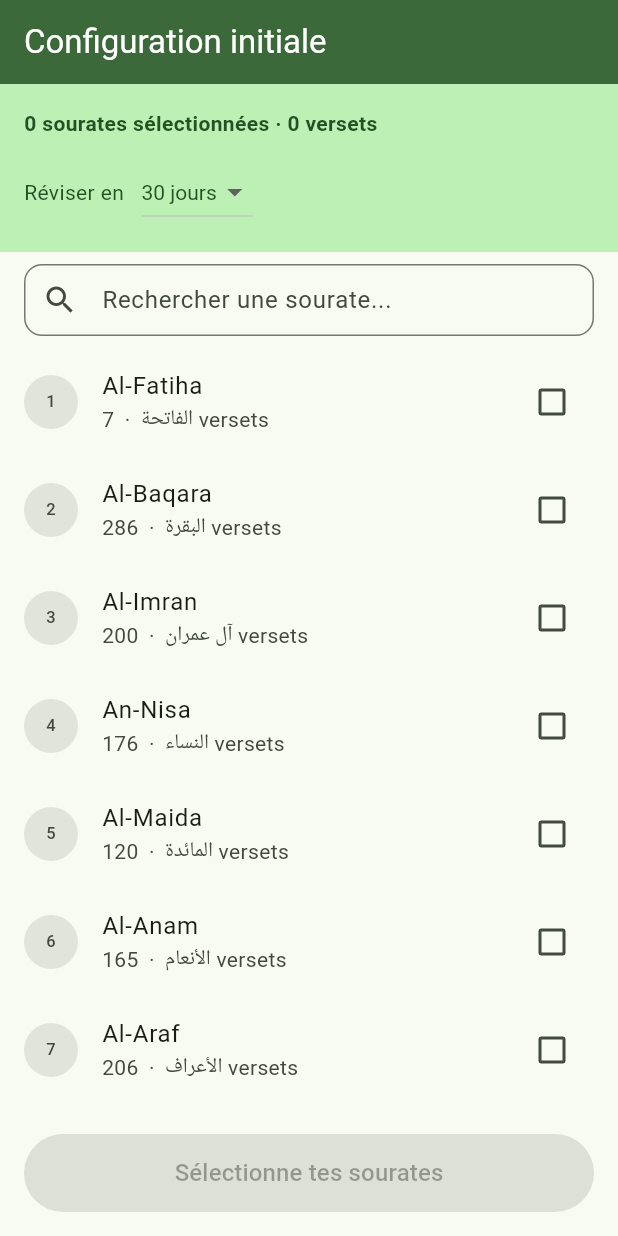
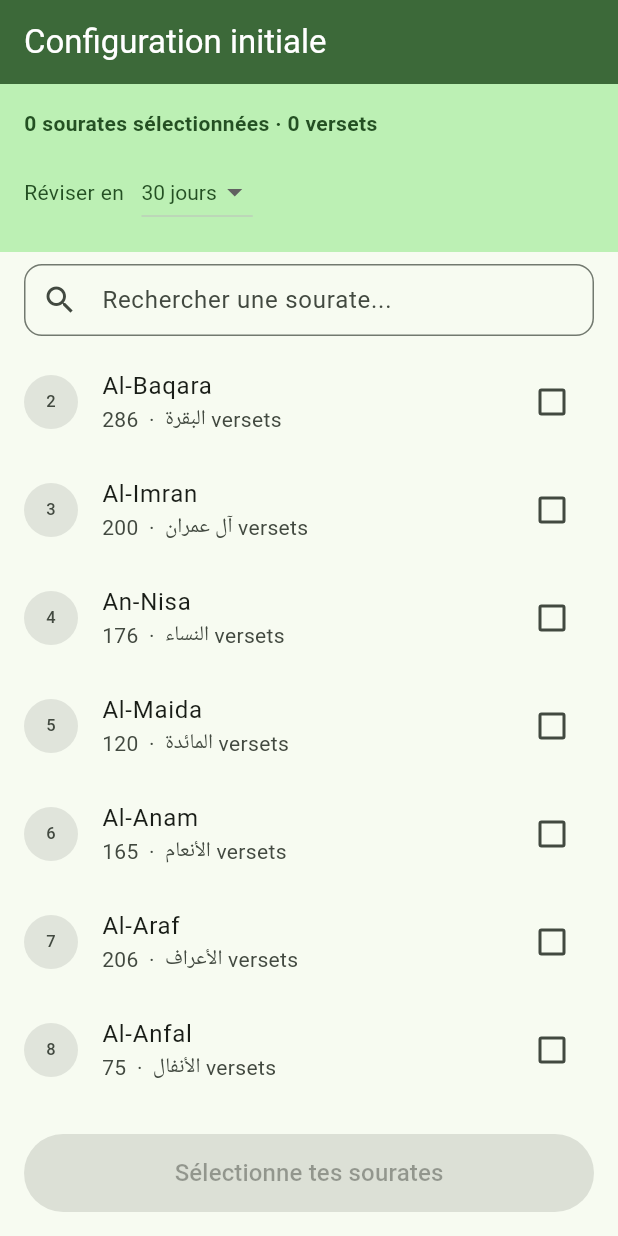
Before and after one commit to aelhirech/quran-revision, a Flutter app: the screen it shows after launch, on a phone screen of 412 x 824 dp. Run offline on Flutter 3.47's test engine with Material 3 defaults, Android fonts, the phone set to English and light mode, and no system bars; our stand-ins replace shared_preferences.

Commit message:
Fix prayer rakaa logic and improve revision unit sizing
- Exclude Al-Fatiha from revision sourates (always recited, not a revision unit)
- Add sunnah rawatib prayers (sunna fajr, dhuhr av/ap, maghrib, isha, witr)
- Only assign sourates to suratRakaas (2 for 4-rakaa fard prayers)
- Switch chunking from verse count to word count (150 words/unit)

Co-Authored-By: Claude Sonnet 4.6 <noreply@anthropic.com>

```diff
--- a/lib/core/quran_data.dart
+++ b/lib/core/quran_data.dart
@@ -1,119 +1,119 @@
 import '../models/sourate.dart';
 
-/// Liste complète des 114 sourates avec leur nombre de versets
+/// 113 sourates (Al-Fatiha exclue — récitée à chaque rakaa automatiquement)
+/// Le champ `words` est le nombre de mots arabes de chaque sourate.
 const List<Sourate> allSourates = [
-  Sourate(id: 1, nameAr: 'الفاتحة', nameFr: 'Al-Fatiha', verses: 7),
-  Sourate(id: 2, nameAr: 'البقرة', nameFr: 'Al-Baqara', verses: 286),
-  Sourate(id: 3, nameAr: 'آل عمران', nameFr: 'Al-Imran', verses: 200),
-  Sourate(id: 4, nameAr: 'النساء', nameFr: 'An-Nisa', verses: 176),
-  Sourate(id: 5, nameAr: 'المائدة', nameFr: 'Al-Maida', verses: 120),
-  Sourate(id: 6, nameAr: 'الأنعام', nameFr: 'Al-Anam', verses: 165),
-  Sourate(id: 7, nameAr: 'الأعراف', nameFr: 'Al-Araf', verses: 206),
-  Sourate(id: 8, nameAr: 'الأنفال', nameFr: 'Al-Anfal', verses: 75),
-  Sourate(id: 9, nameAr: 'التوبة', nameFr: 'At-Tawba', verses: 129),
-  Sourate(id: 10, nameAr: 'يونس', nameFr: 'Yunus', verses: 109),
-  Sourate(id: 11, nameAr: 'هود', nameFr: 'Hud', verses: 123),
-  Sourate(id: 12, nameAr: 'يوسف', nameFr: 'Yusuf', verses: 111),
-  Sourate(id: 13, nameAr: 'الرعد', nameFr: 'Ar-Rad', verses: 43),
-  Sourate(id: 14, nameAr: 'إبراهيم', nameFr: 'Ibrahim', verses: 52),
-  Sourate(id: 15, nameAr: 'الحجر', nameFr: 'Al-Hijr', verses: 99),
-  Sourate(id: 16, nameAr: 'النحل', nameFr: 'An-Nahl', verses: 128),
-  Sourate(id: 17, nameAr: 'الإسراء', nameFr: 'Al-Isra', verses: 111),
-  Sourate(id: 18, nameAr: 'الكهف', nameFr: 'Al-Kahf', verses: 110),
-  Sourate(id: 19, nameAr: 'مريم', nameFr: 'Maryam', verses: 98),
-  Sourate(id: 20, nameAr: 'طه', nameFr: 'Ta-Ha', verses: 135),
-  Sourate(id: 21, nameAr: 'الأنبياء', nameFr: 'Al-Anbiya', verses: 112),
-  Sourate(id: 22, nameAr: 'الحج', nameFr: 'Al-Hajj', verses: 78),
-  Sourate(id: 23, nameAr: 'المؤمنون', nameFr: 'Al-Muminun', verses: 118),
-  Sourate(id: 24, nameAr: 'النور', nameFr: 'An-Nur', verses: 64),
-  Sourate(id: 25, nameAr: 'الفرقان', nameFr: 'Al-Furqan', verses: 77),
-  Sourate(id: 26, nameAr: 'الشعراء', nameFr: 'Ash-Shuara', verses: 227),
-  Sourate(id: 27, nameAr: 'النمل', nameFr: 'An-Naml', verses: 93),
-  Sourate(id: 28, nameAr: 'القصص', nameFr: 'Al-Qasas', verses: 88),
-  Sourate(id: 29, nameAr: 'العنكبوت', nameFr: 'Al-Ankabut', verses: 69),
-  Sourate(id: 30, nameAr: 'الروم', nameFr: 'Ar-Rum', verses: 60),
-  Sourate(id: 31, nameAr: 'لقمان', nameFr: 'Luqman', verses: 34),
-  Sourate(id: 32, nameAr: 'السجدة', nameFr: 'As-Sajda', verses: 30),
-  Sourate(id: 33, nameAr: 'الأحزاب', nameFr: 'Al-Ahzab', verses: 73),
-  Sourate(id: 34, nameAr: 'سبأ', nameFr: 'Saba', verses: 54),
-  Sourate(id: 35, nameAr: 'فاطر', nameFr: 'Fatir', verses: 45),
-  Sourate(id: 36, nameAr: 'يس', nameFr: 'Ya-Sin', verses: 83),
-  Sourate(id: 37, nameAr: 'الصافات', nameFr: 'As-Saffat', verses: 182),
-  Sourate(id: 38, nameAr: 'ص', nameFr: 'Sad', verses: 88),
-  Sourate(id: 39, nameAr: 'الزمر', nameFr: 'Az-Zumar', verses: 75),
-  Sourate(id: 40, nameAr: 'غافر', nameFr: 'Ghafir', verses: 85),
-  Sourate(id: 41, nameAr: 'فصلت', nameFr: 'Fussilat', verses: 54),
-  Sourate(id: 42, nameAr: 'الشورى', nameFr: 'Ash-Shura', verses: 53),
-  Sourate(id: 43, nameAr: 'الزخرف', nameFr: 'Az-Zukhruf', verses: 89),
-  Sourate(id: 44, nameAr: 'الدخان', nameFr: 'Ad-Dukhan', verses: 59),
-  Sourate(id: 45, nameAr: 'الجاثية', nameFr: 'Al-Jathiya', verses: 37),
-  Sourate(id: 46, nameAr: 'الأحقاف', nameFr: 'Al-Ahqaf', verses: 35),
-  Sourate(id: 47, nameAr: 'محمد', nameFr: 'Muhammad', verses: 38),
-  Sourate(id: 48, nameAr: 'الفتح', nameFr: 'Al-Fath', verses: 29),
-  Sourate(id: 49, nameAr: 'الحجرات', nameFr: 'Al-Hujurat', verses: 18),
-  Sourate(id: 50, nameAr: 'ق', nameFr: 'Qaf', verses: 45),
-  Sourate(id: 51, nameAr: 'الذاريات', nameFr: 'Adh-Dhariyat', verses: 60),
-  Sourate(id: 52, nameAr: 'الطور', nameFr: 'At-Tur', verses: 49),
-  Sourate(id: 53, nameAr: 'النجم', nameFr: 'An-Najm', verses: 62),
-  Sourate(id: 54, nameAr: 'القمر', nameFr: 'Al-Qamar', verses: 55),
-  Sourate(id: 55, nameAr: 'الرحمن', nameFr: 'Ar-Rahman', verses: 78),
-  Sourate(id: 56, nameAr: 'الواقعة', nameFr: 'Al-Waqia', verses: 96),
-  Sourate(id: 57, nameAr: 'الحديد', nameFr: 'Al-Hadid', verses: 29),
-  Sourate(id: 58, nameAr: 'المجادلة', nameFr: 'Al-Mujadila', verses: 22),
-  Sourate(id: 59, nameAr: 'الحشر', nameFr: 'Al-Hashr', verses: 24),
-  Sourate(id: 60, nameAr: 'الممتحنة', nameFr: 'Al-Mumtahana', verses: 13),
-  Sourate(id: 61, nameAr: 'الصف', nameFr: 'As-Saf', verses: 14),
-  Sourate(id: 62, nameAr: 'الجمعة', nameFr: 'Al-Jumua', verses: 11),
-  Sourate(id: 63, nameAr: 'المنافقون', nameFr: 'Al-Munafiqun', verses: 11),
-  Sourate(id: 64, nameAr: 'التغابن', nameFr: 'At-Taghabun', verses: 18),
-  Sourate(id: 65, nameAr: 'الطلاق', nameFr: 'At-Talaq', verses: 12),
-  Sourate(id: 66, nameAr: 'التحريم', nameFr: 'At-Tahrim', verses: 12),
-  Sourate(id: 67, nameAr: 'الملك', nameFr: 'Al-Mulk', verses: 30),
-  Sourate(id: 68, nameAr: 'القلم', nameFr: 'Al-Qalam', verses: 52),
-  Sourate(id: 69, nameAr: 'الحاقة', nameFr: 'Al-Haqqa', verses: 52),
-  Sourate(id: 70, nameAr: 'المعارج', nameFr: 'Al-Maarij', verses: 44),
-  Sourate(id: 71, nameAr: 'نوح', nameFr: 'Nuh', verses: 28),
-  Sourate(id: 72, nameAr: 'الجن', nameFr: 'Al-Jinn', verses: 28),
-  Sourate(id: 73, nameAr: 'المزمل', nameFr: 'Al-Muzzammil', verses: 20),
-  Sourate(id: 74, nameAr: 'المدثر', nameFr: 'Al-Muddaththir', verses: 56),
-  Sourate(id: 75, nameAr: 'القيامة', nameFr: 'Al-Qiyama', verses: 40),
-  Sourate(id: 76, nameAr: 'الإنسان', nameFr: 'Al-Insan', verses: 31),
-  Sourate(id: 77, nameAr: 'المرسلات', nameFr: 'Al-Mursalat', verses: 50),
-  Sourate(id: 78, nameAr: 'النبأ', nameFr: 'An-Naba', verses: 40),
-  Sourate(id: 79, nameAr: 'النازعات', nameFr: 'An-Naziat', verses: 46),
-  Sourate(id: 80, nameAr: 'عبس', nameFr: 'Abasa', verses: 42),
-  Sourate(id: 81, nameAr: 'التكوير', nameFr: 'At-Takwir', verses: 29),
-  Sourate(id: 82, nameAr: 'الانفطار', nameFr: 'Al-Infitar', verses: 19),
-  Sourate(id: 83, nameAr: 'المطففين', nameFr: 'Al-Mutaffifin', verses: 36),
-  Sourate(id: 84, nameAr: 'الانشقاق', nameFr: 'Al-Inshiqaq', verses: 25),
-  Sourate(id: 85, nameAr: 'البروج', nameFr: 'Al-Buruj', verses: 22),
-  Sourate(id: 86, nameAr: 'الطارق', nameFr: 'At-Tariq', verses: 17),
-  Sourate(id: 87, nameAr: 'الأعلى', nameFr: 'Al-Ala', verses: 19),
-  Sourate(id: 88, nameAr: 'الغاشية', nameFr: 'Al-Ghashiya', verses: 26),
-  Sourate(id: 89, nameAr: 'الفجر', nameFr: 'Al-Fajr', verses: 30),
-  Sourate(id: 90, nameAr: 'البلد', nameFr: 'Al-Balad', verses: 20),
-  Sourate(id: 91, nameAr: 'الشمس', nameFr: 'Ash-Shams', verses: 15),
-  Sourate(id: 92, nameAr: 'الليل', nameFr: 'Al-Layl', verses: 21),
-  Sourate(id: 93, nameAr: 'الضحى', nameFr: 'Ad-Duha', verses: 11),
-  Sourate(id: 94, nameAr: 'الشرح', nameFr: 'Ash-Sharh', verses: 8),
-  Sourate(id: 95, nameAr: 'التين', nameFr: 'At-Tin', verses: 8),
-  Sourate(id: 96, nameAr: 'العلق', nameFr: 'Al-Alaq', verses: 19),
-  Sourate(id: 97, nameAr: 'القدر', nameFr: 'Al-Qadr', verses: 5),
-  Sourate(id: 98, nameAr: 'البينة', nameFr: 'Al-Bayyina', verses: 8),
-  Sourate(id: 99, nameAr: 'الزلزلة', nameFr: 'Az-Zalzala', verses: 8),
-  Sourate(id: 100, nameAr: 'العاديات', nameFr: 'Al-Adiyat', verses: 11),
-  Sourate(id: 101, nameAr: 'القارعة', nameFr: 'Al-Qaria', verses: 11),
-  Sourate(id: 102, nameAr: 'التكاثر', nameFr: 'At-Takathur', verses: 8),
-  Sourate(id: 103, nameAr: 'العصر', nameFr: 'Al-Asr', verses: 3),
-  Sourate(id: 104, nameAr: 'الهمزة', nameFr: 'Al-Humaza', verses: 9),
-  Sourate(id: 105, nameAr: 'الفيل', nameFr: 'Al-Fil', verses: 5),
-  Sourate(id: 106, nameAr: 'قريش', nameFr: 'Quraysh', verses: 4),
-  Sourate(id: 107, nameAr: 'الماعون', nameFr: 'Al-Maun', verses: 7),
-  Sourate(id: 108, nameAr: 'الكوثر', nameFr: 'Al-Kawthar', verses: 3),
-  Sourate(id: 109, nameAr: 'الكافرون', nameFr: 'Al-Kafirun', verses: 6),
-  Sourate(id: 110, nameAr: 'النصر', nameFr: 'An-Nasr', verses: 3),
-  Sourate(id: 111, nameAr: 'المسد', nameFr: 'Al-Masad', verses: 5),
-  Sourate(id: 112, nameAr: 'الإخلاص', nameFr: 'Al-Ikhlas', verses: 4),
-  Sourate(id: 113, nameAr: 'الفلق', nameFr: 'Al-Falaq', verses: 5),
-  Sourate(id: 114, nameAr: 'الناس', nameFr: 'An-Nas', verses: 6),
+  Sourate(id: 2,   nameAr: 'البقرة',        nameFr: 'Al-Baqara',     verses: 286, words: 6144),
+  Sourate(id: 3,   nameAr: 'آل عمران',      nameFr: 'Al-Imran',      verses: 200, words: 3503),
+  Sourate(id: 4,   nameAr: 'النساء',        nameFr: 'An-Nisa',       verses: 176, words: 3745),
+  Sourate(id: 5,   nameAr: 'المائدة',       nameFr: 'Al-Maida',      verses: 120, words: 2837),
+  Sourate(id: 6,   nameAr: 'الأنعام',       nameFr: 'Al-Anam',       verses: 165, words: 3055),
+  Sourate(id: 7,   nameAr: 'الأعراف',       nameFr: 'Al-Araf',       verses: 206, words: 3344),
+  Sourate(id: 8,   nameAr: 'الأنفال',       nameFr: 'Al-Anfal',      verses: 75,  words: 1242),
+  Sourate(id: 9,   nameAr: 'التوبة',        nameFr: 'At-Tawba',      verses: 129, words: 2506),
+  Sourate(id: 10,  nameAr: 'يونس',          nameFr: 'Yunus',         verses: 109, words: 1839),
+  Sourate(id: 11,  nameAr: 'هود',           nameFr: 'Hud',           verses: 123, words: 1946),
+  Sourate(id: 12,  nameAr: 'يوسف',          nameFr: 'Yusuf',         verses: 111, words: 1795),
+  Sourate(id: 13,  nameAr: 'الرعد',         nameFr: 'Ar-Rad',        verses: 43,  words: 854),
+  Sourate(id: 14,  nameAr: 'إبراهيم',       nameFr: 'Ibrahim',       verses: 52,  words: 831),
+  Sourate(id: 15,  nameAr: 'الحجر',         nameFr: 'Al-Hijr',       verses: 99,  words: 654),
+  Sourate(id: 16,  nameAr: 'النحل',         nameFr: 'An-Nahl',       verses: 128, words: 1841),
+  Sourate(id: 17,  nameAr: 'الإسراء',       nameFr: 'Al-Isra',       verses: 111, words: 1555),
+  Sourate(id: 18,  nameAr: 'الكهف',         nameFr: 'Al-Kahf',       verses: 110, words: 1584),
+  Sourate(id: 19,  nameAr: 'مريم',          nameFr: 'Maryam',        verses: 98,  words: 972),
+  Sourate(id: 20,  nameAr: 'طه',            nameFr: 'Ta-Ha',         verses: 135, words: 1353),
+  Sourate(id: 21,  nameAr: 'الأنبياء',      nameFr: 'Al-Anbiya',     verses: 112, words: 1183),
+  Sourate(id: 22,  nameAr: 'الحج',          nameFr: 'Al-Hajj',       verses: 78,  words: 1282),
+  Sourate(id: 23,  nameAr: 'المؤمنون',      nameFr: 'Al-Muminun',    verses: 118, words: 1054),
+  Sourate(id: 24,  nameAr: 'النور',         nameFr: 'An-Nur',        verses: 64,  words: 1316),
+  Sourate(id: 25,  nameAr: 'الفرقان',       nameFr: 'Al-Furqan',     verses: 77,  words: 896),
+  Sourate(id: 26,  nameAr: 'الشعراء',       nameFr: 'Ash-Shuara',    verses: 227, words: 1322),
+  Sourate(id: 27,  nameAr: 'النمل',         nameFr: 'An-Naml',       verses: 93,  words: 1163),
+  Sourate(id: 28,  nameAr: 'القصص',         nameFr: 'Al-Qasas',      verses: 88,  words: 1441),
+  Sourate(id: 29,  nameAr: 'العنكبوت',      nameFr: 'Al-Ankabut',    verses: 69,  words: 978),
+  Sourate(id: 30,  nameAr: 'الروم',         nameFr: 'Ar-Rum',        verses: 60,  words: 817),
+  Sourate(id: 31,  nameAr: 'لقمان',         nameFr: 'Luqman',        verses: 34,  words: 548),
+  Sourate(id: 32,  nameAr: 'السجدة',        nameFr: 'As-Sajda',      verses: 30,  words: 374),
+  Sourate(id: 33,  nameAr: 'الأحزاب',       nameFr: 'Al-Ahzab',      verses: 73,  words: 1303),
+  Sourate(id: 34,  nameAr: 'سبأ',           nameFr: 'Saba',          verses: 54,  words: 883),
+  Sourate(id: 35,  nameAr: 'فاطر',          nameFr: 'Fatir',         verses: 45,  words: 779),
+  Sourate(id: 36,  nameAr: 'يس',            nameFr: 'Ya-Sin',        verses: 83,  words: 729),
+  Sourate(id: 37,  nameAr: 'الصافات',       nameFr: 'As-Saffat',     verses: 182, words: 865),
+  Sourate(id: 38,  nameAr: 'ص',             nameFr: 'Sad',           verses: 88,  words: 735),
+  Sourate(id: 39,  nameAr: 'الزمر',         nameFr: 'Az-Zumar',      verses: 75,  words: 1178),
+  Sourate(id: 40,  nameAr: 'غافر',          nameFr: 'Ghafir',        verses: 85,  words: 1228),
+  Sourate(id: 41,  nameAr: 'فصلت',          nameFr: 'Fussilat',      verses: 54,  words: 795),
+  Sourate(id: 42,  nameAr: 'الشورى',        nameFr: 'Ash-Shura',     verses: 53,  words: 860),
+  Sourate(id: 43,  nameAr: 'الزخرف',        nameFr: 'Az-Zukhruf',    verses: 89,  words: 836),
+  Sourate(id: 44,  nameAr: 'الدخان',        nameFr: 'Ad-Dukhan',     verses: 59,  words: 346),
+  Sourate(id: 45,  nameAr: 'الجاثية',       nameFr: 'Al-Jathiya',    verses: 37,  words: 488),
+  Sourate(id: 46,  nameAr: 'الأحقاف',       nameFr: 'Al-Ahqaf',      verses: 35,  words: 648),
+  Sourate(id: 47,  nameAr: 'محمد',          nameFr: 'Muhammad',      verses: 38,  words: 542),
+  Sourate(id: 48,  nameAr: 'الفتح',         nameFr: 'Al-Fath',       verses: 29,  words: 560),
+  Sourate(id: 49,  nameAr: 'الحجرات',       nameFr: 'Al-Hujurat',    verses: 18,  words: 353),
+  Sourate(id: 50,  nameAr: 'ق',             nameFr: 'Qaf',           verses: 45,  words: 373),
+  Sourate(id: 51,  nameAr: 'الذاريات',      nameFr: 'Adh-Dhariyat',  verses: 60,  words: 360),
+  Sourate(id: 52,  nameAr: 'الطور',         nameFr: 'At-Tur',        verses: 49,  words: 312),
+  Sourate(id: 53,  nameAr: 'النجم',         nameFr: 'An-Najm',       verses: 62,  words: 360),
+  Sourate(id: 54,  nameAr: 'القمر',         nameFr: 'Al-Qamar',      verses: 55,  words: 342),
+  Sourate(id: 55,  nameAr: 'الرحمن',        nameFr: 'Ar-Rahman',     verses: 78,  words: 352),
+  Sourate(id: 56,  nameAr: 'الواقعة',       nameFr: 'Al-Waqia',      verses: 96,  words: 379),
+  Sourate(id: 57,  nameAr: 'الحديد',        nameFr: 'Al-Hadid',      verses: 29,  words: 576),
+  Sourate(id: 58,  nameAr: 'المجادلة',      nameFr: 'Al-Mujadila',   verses: 22,  words: 475),
+  Sourate(id: 59,  nameAr: 'الحشر',         nameFr: 'Al-Hashr',      verses: 24,  words: 445),
+  Sourate(id: 60,  nameAr: 'الممتحنة',      nameFr: 'Al-Mumtahana',  verses: 13,  words: 358),
+  Sourate(id: 61,  nameAr: 'الصف',          nameFr: 'As-Saf',        verses: 14,  words: 221),
+  Sourate(id: 62,  nameAr: 'الجمعة',        nameFr: 'Al-Jumuah',     verses: 11,  words: 172),
+  Sourate(id: 63,  nameAr: 'المنافقون',     nameFr: 'Al-Munafiqun',  verses: 11,  words: 181),
+  Sourate(id: 64,  nameAr: 'التغابن',       nameFr: 'At-Taghabun',   verses: 18,  words: 241),
+  Sourate(id: 65,  nameAr: 'الطلاق',        nameFr: 'At-Talaq',      verses: 12,  words: 253),
+  Sourate(id: 66,  nameAr: 'التحريم',       nameFr: 'At-Tahrim',     verses: 12,  words: 254),
+  Sourate(id: 67,  nameAr: 'الملك',         nameFr: 'Al-Mulk',       verses: 30,  words: 333),
+  Sourate(id: 68,  nameAr: 'القلم',         nameFr: 'Al-Qalam',      verses: 52,  words: 301),
+  Sourate(id: 69,  nameAr: 'الحاقة',        nameFr: 'Al-Haqqa',      verses: 52,  words: 260),
+  Sourate(id: 70,  nameAr: 'المعارج',       nameFr: 'Al-Maarij',     verses: 44,  words: 217),
+  Sourate(id: 71,  nameAr: 'نوح',           nameFr: 'Nuh',           verses: 28,  words: 227),
+  Sourate(id: 72,  nameAr: 'الجن',          nameFr: 'Al-Jinn',       verses: 28,  words: 285),
+  Sourate(id: 73,  nameAr: 'المزمل',        nameFr: 'Al-Muzzammil',  verses: 20,  words: 199),
+  Sourate(id: 74,  nameAr: 'المدثر',        nameFr: 'Al-Muddaththir',verses: 56,  words: 256),
+  Sourate(id: 75,  nameAr: 'القيامة',       nameFr: 'Al-Qiyama',     verses: 40,  words: 199),
+  Sourate(id: 76,  nameAr: 'الإنسان',       nameFr: 'Al-Insan',      verses: 31,  words: 243),
+  Sourate(id: 77,  nameAr: 'المرسلات',      nameFr: 'Al-Mursalat',   verses: 50,  words: 181),
+  Sourate(id: 78,  nameAr: 'النبأ',         nameFr: 'An-Naba',       verses: 40,  words: 174),
+  Sourate(id: 79,  nameAr: 'النازعات',      nameFr: 'An-Naziat',     verses: 46,  words: 179),
+  Sourate(id: 80,  nameAr: 'عبس',           nameFr: 'Abasa',         verses: 42,  words: 133),
+  Sourate(id: 81,  nameAr: 'التكوير',       nameFr: 'At-Takwir',     verses: 29,  words: 104),
+  Sourate(id: 82,  nameAr: 'الانفطار',      nameFr: 'Al-Infitar',    verses: 19,  words: 81),
+  Sourate(id: 83,  nameAr: 'المطففين',      nameFr: 'Al-Mutaffifin', verses: 36,  words: 170),
+  Sourate(id: 84,  nameAr: 'الانشقاق',      nameFr: 'Al-Inshiqaq',   verses: 25,  words: 107),
+  Sourate(id: 85,  nameAr: 'البروج',        nameFr: 'Al-Buruj',      verses: 22,  words: 109),
+  Sourate(id: 86,  nameAr: 'الطارق',        nameFr: 'At-Tariq',      verses: 17,  words: 61),
+  Sourate(id: 87,  nameAr: 'الأعلى',        nameFr: "Al-A'la",       verses: 19,  words: 72),
+  Sourate(id: 88,  nameAr: 'الغاشية',       nameFr: 'Al-Ghashiya',   verses: 26,  words: 93),
+  Sourate(id: 89,  nameAr: 'الفجر',         nameFr: 'Al-Fajr',       verses: 30,  words: 139),
+  Sourate(id: 90,  nameAr: 'البلد',         nameFr: 'Al-Balad',      verses: 20,  words: 82),
+  Sourate(id: 91,  nameAr: 'الشمس',         nameFr: 'Ash-Shams',     verses: 15,  words: 54),
+  Sourate(id: 92,  nameAr: 'الليل',         nameFr: 'Al-Layl',       verses: 21,  words: 71),
+  Sourate(id: 93,  nameAr: 'الضحى',         nameFr: 'Ad-Duha',       verses: 11,  words: 40),
+  Sourate(id: 94,  nameAr: 'الشرح',         nameFr: 'Ash-Sharh',     verses: 8,   words: 27),
+  Sourate(id: 95,  nameAr: 'التين',         nameFr: 'At-Tin',        verses: 8,   words: 34),
+  Sourate(id: 96,  nameAr: 'العلق',         nameFr: "Al-Alaq",       verses: 19,  words: 72),
+  Sourate(id: 97,  nameAr: 'القدر',         nameFr: 'Al-Qadr',       verses: 5,   words: 30),
+  Sourate(id: 98,  nameAr: 'البينة',        nameFr: 'Al-Bayyina',    verses: 8,   words: 94),
+  Sourate(id: 99,  nameAr: 'الزلزلة',       nameFr: 'Az-Zalzala',    verses: 8,   words: 36),
+  Sourate(id: 100, nameAr: 'العاديات',      nameFr: 'Al-Adiyat',     verses: 11,  words: 41),
+  Sourate(id: 101, nameAr: 'القارعة',       nameFr: "Al-Qari'a",     verses: 11,  words: 36),
+  Sourate(id: 102, nameAr: 'التكاثر',       nameFr: 'At-Takathur',   verses: 8,   words: 28),
+  Sourate(id: 103, nameAr: 'العصر',         nameFr: "Al-Asr",        verses: 3,   words: 14),
+  Sourate(id: 104, nameAr: 'الهمزة',        nameFr: 'Al-Humaza',     verses: 9,   words: 33),
+  Sourate(id: 105, nameAr: 'الفيل',         nameFr: 'Al-Fil',        verses: 5,   words: 23),
+  Sourate(id: 106, nameAr: 'قريش',          nameFr: 'Quraysh',       verses: 4,   words: 17),
+  Sourate(id: 107, nameAr: 'الماعون',       nameFr: "Al-Ma'un",      verses: 7,   words: 25),
+  Sourate(id: 108, nameAr: 'الكوثر',        nameFr: 'Al-Kawthar',    verses: 3,   words: 10),
+  Sourate(id: 109, nameAr: 'الكافرون',      nameFr: 'Al-Kafirun',    verses: 6,   words: 26),
+  Sourate(id: 110, nameAr: 'النصر',         nameFr: 'An-Nasr',       verses: 3,   words: 19),
+  Sourate(id: 111, nameAr: 'المسد',         nameFr: 'Al-Masad',      verses: 5,   words: 23),
+  Sourate(id: 112, nameAr: 'الإخلاص',       nameFr: 'Al-Ikhlas',     verses: 4,   words: 15),
+  Sourate(id: 113, nameAr: 'الفلق',         nameFr: 'Al-Falaq',      verses: 5,   words: 23),
+  Sourate(id: 114, nameAr: 'الناس',         nameFr: 'An-Nas',        verses: 6,   words: 20),
 ];
--- a/lib/models/sourate.dart
+++ b/lib/models/sourate.dart
@@ -3,12 +3,14 @@ class Sourate {
   final String nameAr;
   final String nameFr;
   final int verses;
+  final int words;
 
   const Sourate({
     required this.id,
     required this.nameAr,
     required this.nameFr,
     required this.verses,
+    required this.words,
   });
 
   Map<String, dynamic> toJson() => {
@@ -16,6 +18,7 @@ class Sourate {
         'nameAr': nameAr,
         'nameFr': nameFr,
         'verses': verses,
+        'words': words,
       };
 
   factory Sourate.fromJson(Map<String, dynamic> j) => Sourate(
@@ -23,5 +26,6 @@ class Sourate {
         nameAr: j['nameAr'],
         nameFr: j['nameFr'],
         verses: j['verses'],
+        words: j['words'] ?? j['verses'] * 12,
       );
 }
--- a/lib/screens/plan_screen.dart
+++ b/lib/screens/plan_screen.dart
@@ -112,7 +112,7 @@ class PlanScreen extends StatelessWidget {
       title: hasUnit
           ? Text(r.unit!.label,
               style: const TextStyle(fontWeight: FontWeight.w500))
-          : Text('Al-Fatiha uniquement',
+          : Text('Al-Fatiha (pas de sourate)',
               style: TextStyle(color: cs.onSurfaceVariant, fontSize: 13)),
       subtitle: hasUnit && !r.unit!.isWhole
           ? Text('${r.unit!.verseCount} versets',
```
Also changed, not shown: lib/core/revision_engine.dart (+22 -14 lines), lib/models/prayer.dart (+77 -31 lines), lib/screens/home_screen.dart (+26 -2 lines).
